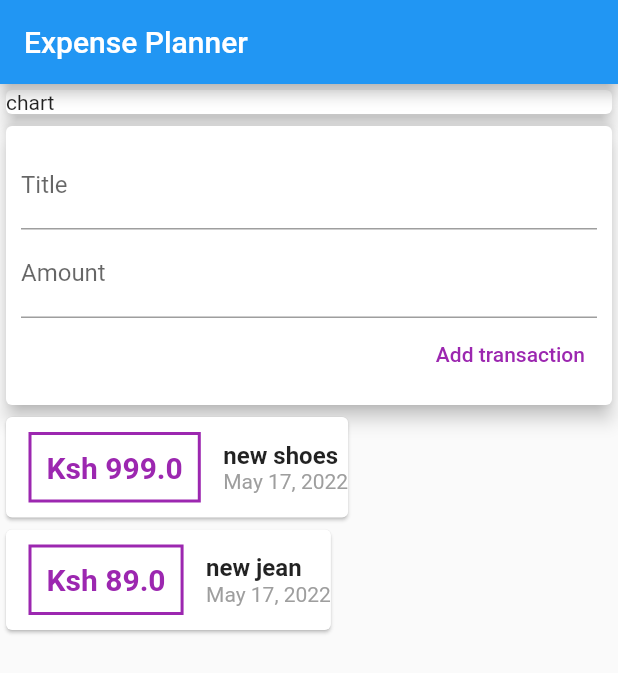
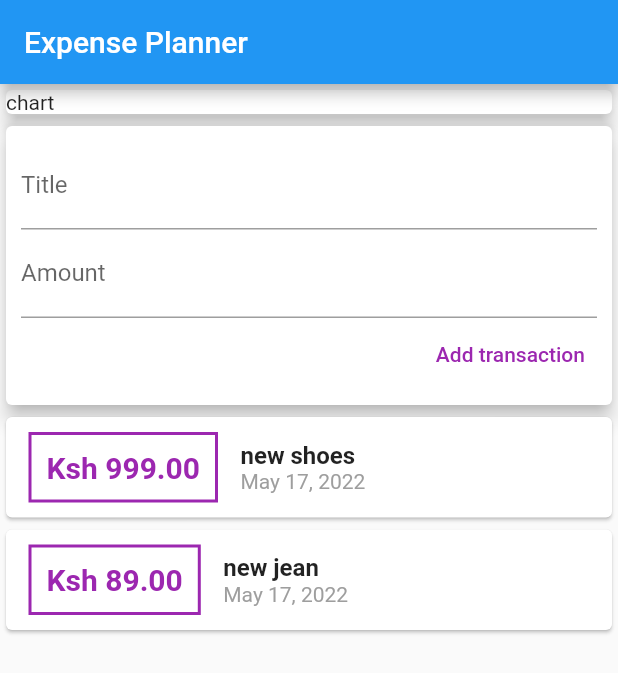
Before and after one commit to brian-hub-dev/expense_tracker, a Flutter app: the screen it shows after launch, after a tap on "Add transaction", on a phone screen of 412 x 824 dp. Shown: the top 673 px of the screen. Run offline on Flutter 3.47's test engine with Material 2 defaults, Android fonts, the phone set to English and light mode, and no system bars.

Commit message:
adding listview

```diff
--- a/lib/pages/myHomePage.dart
+++ b/lib/pages/myHomePage.dart
@@ -10,7 +10,8 @@ class MyHomePage extends StatelessWidget {
       appBar: AppBar(
         title: const Text('Expense Planner'),
       ),
-      body: Column(
+      body: SingleChildScrollView(
+        child: Column(
           crossAxisAlignment: CrossAxisAlignment.stretch,
           children: [
             Container(
@@ -23,6 +24,7 @@ class MyHomePage extends StatelessWidget {
             const UserTransaction(),
           ],
         ),
+      ),
     );
   }
 }
--- a/lib/widgets/new_transaction.dart
+++ b/lib/widgets/new_transaction.dart
@@ -6,6 +6,16 @@ class NewTransaction extends StatelessWidget {
   final titleController = TextEditingController();
   final Function addTx;
   final amountController = TextEditingController();
+
+  void submitData() {
+    final enteredTitle = titleController.text;
+    final enteredAmount = double.parse(titleController.text);
+
+    if (enteredTitle.isEmpty || enteredAmount <= 0) {
+      return;
+    }
+    addTx(enteredTitle, enteredAmount);
+  }
 
   @override
   Widget build(BuildContext context) {
@@ -19,10 +29,13 @@ class NewTransaction extends StatelessWidget {
             TextField(
               decoration: const InputDecoration(labelText: "Title"),
               controller: titleController,
+              onSubmitted: (_) => submitData(),
             ),
             TextField(
               decoration: const InputDecoration(labelText: "Amount"),
               controller: amountController,
+              keyboardType: TextInputType.number,
+              onSubmitted: (_) => submitData(),
             ),
             TextButton(
               style: ButtonStyle(
@@ -30,10 +43,7 @@ class NewTransaction extends StatelessWidget {
                     MaterialStateProperty.all<Color>(Colors.purple),
               ),
               onPressed: () {
-                print(titleController.text);
-                print(amountController.text);
-                addTx(
-                    titleController.text, double.parse(amountController.text));
+                submitData();
               },
               child: const Text('Add transaction'),
             )
--- a/lib/widgets/transaction_list.dart
+++ b/lib/widgets/transaction_list.dart
@@ -63,9 +63,53 @@ class TransactionList extends StatelessWidget {
       return childs;
     }
     return Container(
-      width: double.infinity,
-      child: Column(
-        children: getList(),
+      height: 500.0,
+      child: ListView.builder(
+        itemCount: transactions.length,
+        itemBuilder: (BuildContext context, int index) {
+          return Card(
+            child: Row(
+              children: [
+                Container(
+                  margin: const EdgeInsets.symmetric(
+                      horizontal: 15.0, vertical: 10.0),
+                  padding: const EdgeInsets.all(10.0),
+                  decoration: BoxDecoration(
+                    border: Border.all(color: Colors.purple, width: 2),
+                  ),
+                  child: Text(
+                    'Ksh ${transactions[index].amount.toStringAsFixed(2)}',
+                    style: const TextStyle(
+                        fontWeight: FontWeight.bold,
+                        fontSize: 20,
+                        color: Colors.purple),
+                  ),
+                ),
+                Column(
+                  crossAxisAlignment: CrossAxisAlignment.start,
+                  children: [
+                    Text(
+                      transactions[index].title,
+                      style: const TextStyle(
+                        fontSize: 16.0,
+                        fontWeight: FontWeight.bold,
+                      ),
+                    ),
+                    Text(
+                      DateFormat.yMMMd().format(transactions[index].date),
+                      style: const TextStyle(
+                        color: Colors.grey,
+                      ),
+                    )
+                  ],
+                ),
+              ],
+            ),
+          );
+        },
+        // child: Column(
+        //   children: getList(),
+        // ),
       ),
     );
   }
```
Lines whose indentation alone changed are shown as unchanged.
